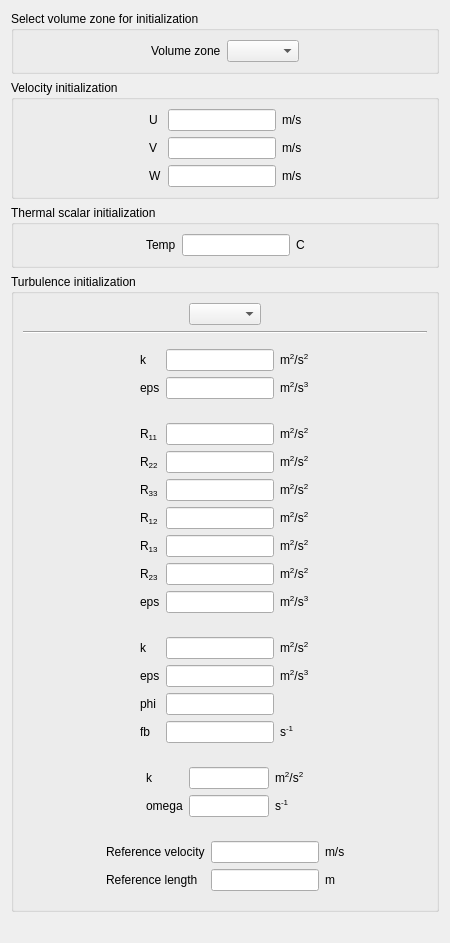
Old version of the form gui/Pages/InitializationForm.ui in the repository code-saturne/code_saturne.
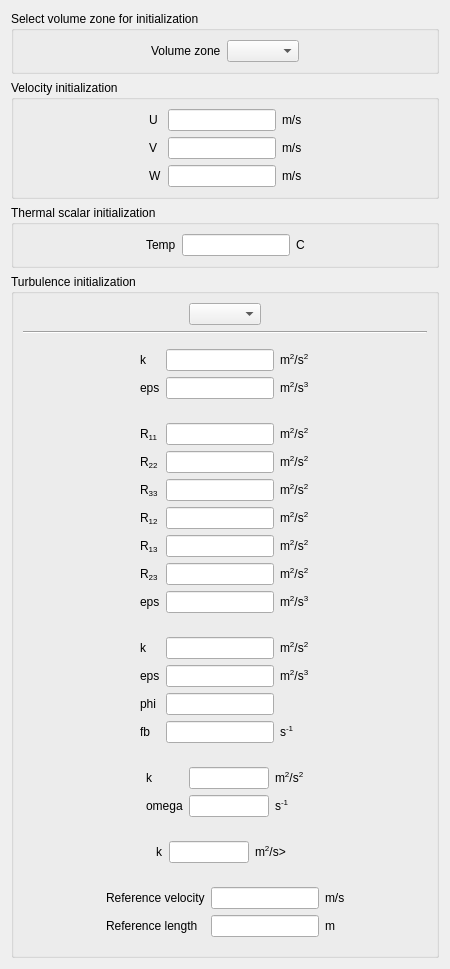
New version of the form.

The edit to the form file:
```diff
--- a/gui/Pages/InitializationForm.ui
+++ b/gui/Pages/InitializationForm.ui
@@ -720,6 +720,80 @@
         </layout>
        </widget>
       </item>
+      <item>
+       <widget class="QFrame" name="frameSA" >
+        <property name="frameShape" >
+         <enum>QFrame::NoFrame</enum>
+        </property>
+        <property name="frameShadow" >
+         <enum>QFrame::Raised</enum>
+        </property>
+        <layout class="QGridLayout" >
+         <item row="0" column="0" >
+          <layout class="QHBoxLayout" >
+           <item>
+            <spacer>
+             <property name="orientation" >
+              <enum>Qt::Horizontal</enum>
+             </property>
+             <property name="sizeHint" >
+              <size>
+               <width>20</width>
+               <height>20</height>
+              </size>
+             </property>
+            </spacer>
+           </item>
+           <item>
+            <layout class="QVBoxLayout" >
+             <item>
+              <widget class="QLabel" name="labelSA_nusa" >
+               <property name="text" >
+                <string>k</string>
+               </property>
+              </widget>
+             </item>
+            </layout>
+           </item>
+           <item>
+            <layout class="QGridLayout" >
+             <item row="0" column="0" >
+              <widget class="QLineEdit" name="lineEditSA_nusa" >
+               <property name="maximumSize" >
+                <size>
+                 <width>80</width>
+                 <height>16777215</height>
+                </size>
+               </property>
+              </widget>
+             </item>
+             <item row="0" column="1" >
+              <widget class="QLabel" name="labelUnitSA_nusa" >
+               <property name="text" >
+                <string>m&lt;sup>2&lt;/sup>/s></string>
+               </property>
+              </widget>
+             </item>
+            </layout>
+           </item>
+           <item>
+            <spacer>
+             <property name="orientation" >
+              <enum>Qt::Horizontal</enum>
+             </property>
+             <property name="sizeHint" >
+              <size>
+               <width>16</width>
+               <height>16</height>
+              </size>
+             </property>
+            </spacer>
+           </item>
+          </layout>
+         </item>
+        </layout>
+       </widget>
+      </item>
       <item>
        <widget class="QFrame" name="frameReference" >
         <property name="frameShape" >
```
